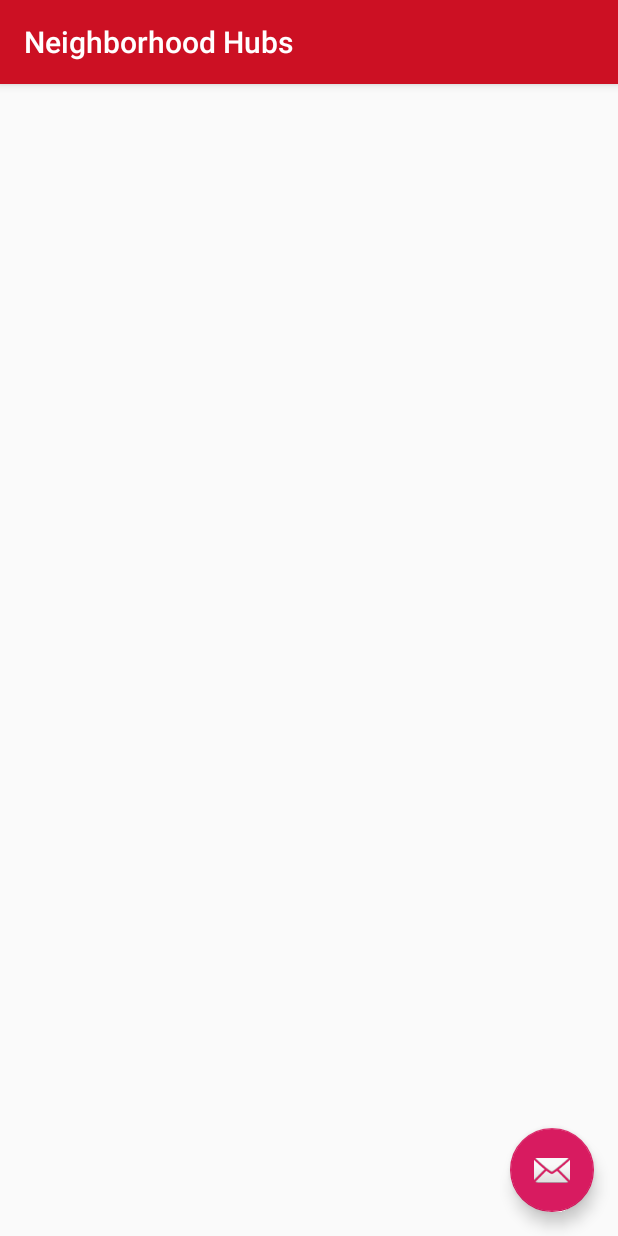
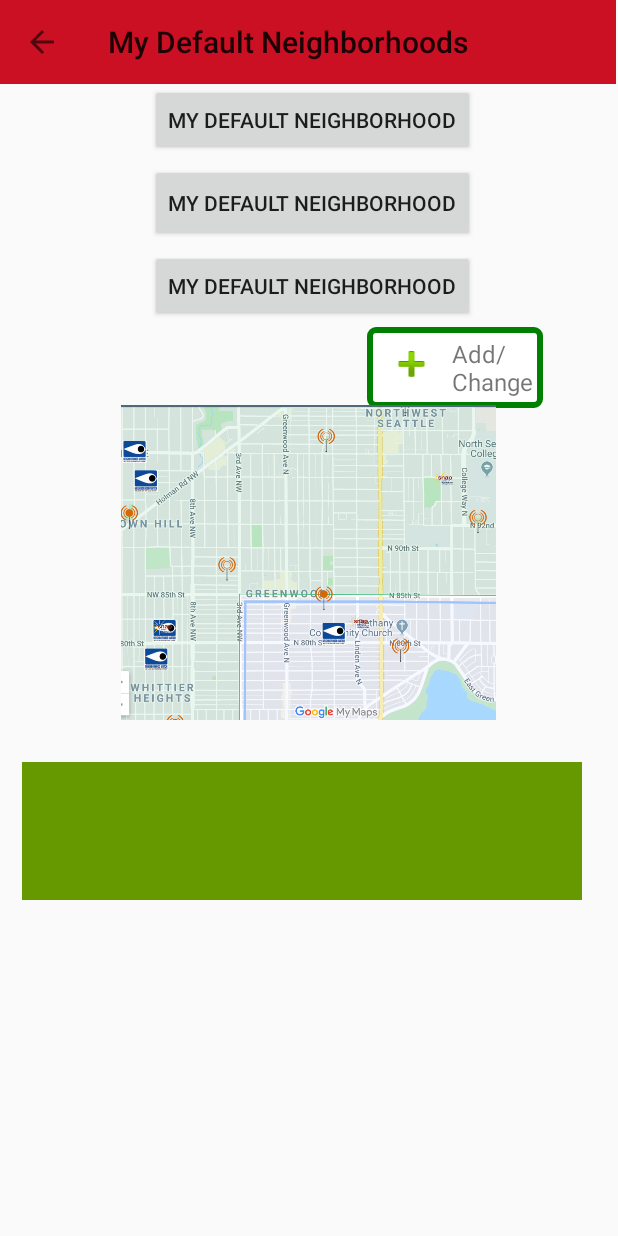
Before and after one commit to jerwest/AD430-Seattle-Emergency-Hubs, an Android app: the screen it shows after launch (NHUBSActivity before the commit, SelectedNeighborhoods after it), after a tap on an icon or button, on a phone screen of 412 x 824 dp. Run offline under Robolectric (Android 15) with nearby library versions, the phone set to English and light mode, and no system bars; our stand-ins replace Picasso.

Commit message:
added scrollview, listview below the map, listview, individual-listview item, array adapter start

```diff
--- a/app/build.gradle
+++ b/app/build.gradle
@@ -23,7 +23,9 @@ dependencies {
     implementation 'com.android.support:appcompat-v7:28.0.0'
     implementation 'com.android.support:design:28.0.0'
     implementation 'com.android.support.constraint:constraint-layout:1.1.3'
+    implementation 'com.squareup.picasso:picasso:2.71828'
     testImplementation 'junit:junit:4.12'
     androidTestImplementation 'com.android.support.test:runner:1.0.2'
     androidTestImplementation 'com.android.support.test.espresso:espresso-core:3.0.2'
+
 }
--- a/app/src/main/AndroidManifest.xml
+++ b/app/src/main/AndroidManifest.xml
@@ -14,6 +14,10 @@
             android:label="@string/title_activity_nhubs"
             android:theme="@style/AppTheme.NoActionBar"></activity>
         <activity
+            android:name=".SelectedNeighborhoods"
+            android:label="@string/title_activity_nhubs"
+            android:theme="@style/AppTheme.NoActionBar"></activity>
+        <activity
             android:name=".MainActivity"
             android:label="@string/app_name"
             android:theme="@style/AppTheme.NoActionBar">
--- /dev/null
+++ b/app/src/main/java/com/cap/seattleemergencyhubs/HubsListAdapter.java
@@ -0,0 +1,74 @@
+package com.cap.seattleemergencyhubs;
+
+import android.content.Context;
+import android.net.Uri;
+import android.view.LayoutInflater;
+import android.view.Menu;
+import android.view.MenuInflater;
+import android.view.View;
+import android.view.ViewGroup;
+import android.widget.ArrayAdapter;
+import android.widget.ImageView;
+import android.widget.LinearLayout;
+import android.widget.TextView;
+
+import com.squareup.picasso.Picasso;
+
+import java.util.ArrayList;
+
+public class HubsListAdapter extends ArrayAdapter<Hub> {
+
+    ArrayList<Hub> hubs = new ArrayList<>();
+
+    public HubsListAdapter(Context context, ArrayList<Hub> hubs) {
+        super(context, 0, hubs);
+    }
+
+
+    @Override
+    public View getView(int position, View convertView, ViewGroup parent) {
+       // Get the data item for this position
+       Hub hub = getItem(position);
+       // Check if an existing view is being reused, otherwise inflate the view
+       if (convertView == null) {
+          convertView = LayoutInflater.from(getContext()).inflate(R.layout.hub_row_item_view, parent, false);
+       }
+       // Lookup view for data population
+       TextView hubName = (TextView) convertView.findViewById(R.id.patchName);
+       TextView hubAdress = (TextView) convertView.findViewById(R.id.patchAdress);
+       // Populate the data into the template view using the data object
+        hubName.setText(hub.getHubName());
+        hubAdress.setText(hub.getApproxAdress());
+       // Return the completed view to render on screen
+       return convertView;
+   }
+
+
+
+
+/*
+    @Override
+    public View getView(int position, View convertView, ViewGroup parent) {
+        if (convertView == null) {
+            convertView = LayoutInflater.from(getContext()).inflate(R.layout.movie_list_row_item, parent, false);
+        }
+        //ImageView imageView = findViewById(R.id.movieImage);
+        //String url = "movies"
+
+        String[] movie = getItem(position);
+        TextView movieTitle = (TextView) convertView.findViewById(R.id.movieTitle);
+        movieTitle.setText(movie[0]);
+
+        TextView movieYear = (TextView) convertView.findViewById(R.id.movieYear);
+        movieYear.setText(movie[1]);
+
+        ImageView movieImage = convertView.findViewById(R.id.movieImage);
+        String url = (movie[3]);
+
+        Picasso.get().load(url).into(movieImage);
+
+        return convertView;
+    }
+
+*/
+}
--- a/app/src/main/java/com/cap/seattleemergencyhubs/MainActivity.java
+++ b/app/src/main/java/com/cap/seattleemergencyhubs/MainActivity.java
@@ -36,7 +36,7 @@ public class MainActivity extends AppCompatActivity
         mButton.setOnClickListener(new View.OnClickListener() {
             @Override
             public void onClick(View view) {
-                startActivity(new Intent(MainActivity.this, NHUBSActivity.class));
+                startActivity(new Intent(MainActivity.this, SelectedNeighborhoods.class));
             }
         });
 
@@ -63,6 +63,7 @@ public class MainActivity extends AppCompatActivity
             drawer.closeDrawer(GravityCompat.START);
         } else {
             super.onBackPressed();
+
         }
     }
 
@@ -99,6 +100,8 @@ public class MainActivity extends AppCompatActivity
         } else if (id == R.id.nav_about) {
 
         } else if (id == R.id.nav_neighborhood) {
+            Intent defaultNeighborhoods = new Intent(this, SelectedNeighborhoods.class);
+            startActivity(defaultNeighborhoods);
 
         } else if (id == R.id.nav_resources) {
 
--- /dev/null
+++ b/app/src/main/java/com/cap/seattleemergencyhubs/SelectedNeighborhoods.java
@@ -0,0 +1,63 @@
+package com.cap.seattleemergencyhubs;
+import android.support.v7.app.ActionBar;
+
+import android.content.Intent;
+
+import android.support.v7.app.AppCompatActivity;
+import android.os.Bundle;
+import android.support.v7.widget.Toolbar;
+import android.util.Log;
+import android.view.Menu;
+import android.view.MenuInflater;
+import android.view.View;
+import android.widget.AdapterView;
+import android.widget.ArrayAdapter;
+import android.widget.Button;
+import android.widget.FrameLayout;
+import android.widget.ImageView;
+import android.widget.ListView;
+
+import java.util.ArrayList;
+
+public class SelectedNeighborhoods extends AppCompatActivity {
+
+    ArrayList<Hub> hubs = new ArrayList<>(); // empty at the time
+
+    private static final String TAG = "Neighborhoods Activity";
+
+
+    @Override
+    protected void onCreate(Bundle savedInstanceState) {
+
+        // first part - map and neightborhood names
+        super.onCreate(savedInstanceState);
+        setContentView(R.layout.individual_neighborhood_activity);
+
+        Log.i(TAG, "started onCreate");
+
+        ImageView imageView = findViewById(R.id.neighborhood_map);
+
+        Button firstNeighborhood = (Button) findViewById(R.id.first_neighborhood);
+        Button secondNeighborhood = (Button) findViewById(R.id.second_neighborhood);
+        Button thirdNeighborhood = (Button) findViewById(R.id.third_neighborhood);
+
+        FrameLayout editButton = (FrameLayout) findViewById(R.id.Add_edit_button);
+
+        ImageView map = findViewById(R.id.neighborhood_map);
+
+        // second part - a list view of hubs
+        HubsListAdapter adapter = new HubsListAdapter(this, hubs);
+
+        /*
+        final ListView listView = (ListView) findViewById(R.id.movielist);
+        listView.setAdapter(adapter);
+*/
+
+        Toolbar toolbar = findViewById(R.id.toolbar);
+        setSupportActionBar(toolbar);
+        getSupportActionBar().setTitle("My Default Neighborhoods");
+
+        ActionBar ab = getSupportActionBar();
+        ab.setDisplayHomeAsUpEnabled(true);
+    }
+}
--- /dev/null
+++ b/app/src/main/res/layout/hubs_list.xml
@@ -0,0 +1,22 @@
+<?xml version="1.0" encoding="utf-8"?>
+<LinearLayout
+    xmlns:android="http://schemas.android.com/apk/res/android"
+    xmlns:app="http://schemas.android.com/apk/res-auto"
+    android:layout_width="wrap_content"
+    android:layout_marginLeft="26dp"
+    android:layout_marginTop="5dp"
+    android:layout_marginRight="26dp"
+    android:layout_height="300dp"
+    android:background="@android:color/holo_green_dark"
+    android:orientation="vertical">
+
+
+    <ListView
+        android:id="@+id/hubs_list"
+        android:layout_marginLeft="26dp"
+        android:layout_marginTop="5dp"
+        android:layout_marginRight="26dp"
+        android:layout_width="wrap_content"
+        android:layout_height="match_parent"></ListView>
+
+</LinearLayout>
--- a/app/src/main/res/layout/individual_neighborhood_activity.xml
+++ b/app/src/main/res/layout/individual_neighborhood_activity.xml
@@ -1,20 +1,27 @@
 <?xml version="1.0" encoding="utf-8"?>
-<android.support.constraint.ConstraintLayout xmlns:tools="http://schemas.android.com/tools"
-    xmlns:android="http://schemas.android.com/apk/res/android"
+<ScrollView xmlns:android="http://schemas.android.com/apk/res/android"
+    xmlns:app="http://schemas.android.com/apk/res-auto"
+    xmlns:tools="http://schemas.android.com/tools"
+    android:id="@+id/ScrollView01"
+    android:layout_width="fill_parent"
+    android:layout_height="fill_parent" >
+
+<android.support.constraint.ConstraintLayout
     android:layout_width="match_parent"
     android:layout_height="match_parent"
-    xmlns:app="http://schemas.android.com/apk/res-auto"
     tools:context="com.cap.seattleemergencyhubs.NHUBSActivity">
 
 
     <Button
         android:id="@+id/first_neighborhood"
-        android:layout_width="344dp"
-        android:layout_height="52dp"
-        android:layout_marginStart="16dp"
-        android:layout_marginLeft="16dp"
-        android:layout_marginEnd="16dp"
-        android:layout_marginRight="16dp"
+        android:layout_width="wrap_content"
+        android:layout_height="wrap_content"
+
+        android:layout_marginStart="5dp"
+        android:layout_marginLeft="5dp"
+        android:layout_marginRight="5dp"
+        android:layout_marginEnd="1dp"
+
         android:text="My Default Neighborhood"
         app:layout_constraintEnd_toEndOf="parent"
         app:layout_constraintStart_toStartOf="parent"
@@ -22,13 +29,15 @@
 
     <Button
         android:id="@+id/second_neighborhood"
-        android:layout_width="337dp"
-        android:layout_height="57dp"
-        android:layout_marginStart="16dp"
-        android:layout_marginLeft="16dp"
-        android:layout_marginTop="16dp"
-        android:layout_marginEnd="16dp"
-        android:layout_marginRight="16dp"
+        android:layout_width="wrap_content"
+        android:layout_height="52dp"
+
+        android:layout_marginStart="5dp"
+        android:layout_marginLeft="5dp"
+        android:layout_marginRight="5dp"
+        android:layout_marginTop="5dp"
+        android:layout_marginEnd="1dp"
+
         android:text="My Default Neighborhood"
         app:layout_constraintEnd_toEndOf="parent"
         app:layout_constraintStart_toStartOf="parent"
@@ -36,38 +45,45 @@
 
     <Button
         android:id="@+id/third_neighborhood"
-        android:layout_width="337dp"
-        android:layout_height="57dp"
-        android:layout_marginStart="16dp"
-        android:layout_marginLeft="16dp"
-        android:layout_marginTop="16dp"
-        android:layout_marginEnd="16dp"
-        android:layout_marginRight="16dp"
+        android:layout_width="wrap_content"
+        android:layout_height="wrap_content"
+
+        android:layout_marginStart="5dp"
+        android:layout_marginLeft="5dp"
+        android:layout_marginTop="5dp"
+        android:layout_marginEnd="1dp"
+        android:layout_marginRight="5dp"
+
         android:text="My Default Neighborhood"
         app:layout_constraintEnd_toEndOf="parent"
         app:layout_constraintStart_toStartOf="parent"
         app:layout_constraintTop_toBottomOf="@+id/second_neighborhood" />
 
     <FrameLayout
+        android:id="@+id/Add_edit_button"
         android:layout_width="wrap_content"
         android:layout_height="wrap_content"
-        android:layout_marginStart="296dp"
-        android:layout_marginLeft="296dp"
+        android:layout_marginStart="50dp"
+        android:layout_marginLeft="50dp"
         android:layout_marginTop="4dp"
-        android:layout_marginEnd="26dp"
-        android:layout_marginRight="26dp"
+        android:layout_marginEnd="50dp"
+        android:layout_marginRight="50dp"
+        android:layout_marginBottom="8dp"
         android:background="@layout/button_border"
         android:clickable="true"
         android:focusable="true"
+        app:layout_constraintBottom_toTopOf="@+id/neighborhood_map"
         app:layout_constraintEnd_toEndOf="parent"
-        app:layout_constraintHorizontal_bias="0.0"
+        app:layout_constraintHorizontal_bias="1.0"
         app:layout_constraintStart_toStartOf="parent"
-        app:layout_constraintTop_toBottomOf="@+id/third_neighborhood">
+        app:layout_constraintTop_toBottomOf="@+id/third_neighborhood"
+        app:layout_constraintVertical_bias="0.023">
 
         <ImageView
-            android:layout_width="50dp"
-            android:layout_height="50dp"
+            android:layout_width="46dp"
+            android:layout_height="wrap_content"
             android:layout_gravity="left"
+            android:layout_marginVertical="2dp"
 
             android:src="@android:drawable/ic_input_add" />
 
@@ -82,17 +98,20 @@
     </FrameLayout>
 
     <ImageView
-        android:id="@+id/greedwood_map"
-        android:layout_width="354dp"
-        android:layout_height="316dp"
-        android:layout_marginStart="16dp"
-        android:layout_marginLeft="16dp"
-        android:layout_marginTop="68dp"
-        android:layout_marginEnd="16dp"
-        android:layout_marginRight="16dp"
+        android:id="@+id/neighborhood_map"
+        android:layout_width="250dp"
+        android:layout_height="250dp"
+
+        android:layout_marginStart="10dp"
+        android:layout_marginLeft="20dp"
+        android:layout_marginTop="35dp"
+        android:layout_marginEnd="20dp"
+        android:layout_marginRight="20dp"
+        android:adjustViewBounds="true"
+        android:scaleType="fitCenter"
         android:src="@drawable/greenwood"
         app:layout_constraintEnd_toEndOf="parent"
-        app:layout_constraintHorizontal_bias="0.48"
+        app:layout_constraintHorizontal_bias="0.534"
         app:layout_constraintStart_toStartOf="parent"
         app:layout_constraintTop_toBottomOf="@+id/third_neighborhood" />
 
@@ -110,5 +129,22 @@
 
         app:popupTheme="@style/AppTheme.PopupOverlay" />
 
+    <include
+        layout="@layout/hubs_list"
+        android:layout_width="373dp"
+        android:layout_height="92dp"
+
+        android:layout_marginStart="16dp"
+
+        android:layout_marginLeft="26dp"
+        android:layout_marginTop="8dp"
+        android:layout_marginEnd="26dp"
+        android:layout_marginRight="26dp"
+        app:layout_constraintEnd_toEndOf="parent"
+        app:layout_constraintStart_toStartOf="parent"
+        app:layout_constraintTop_toBottomOf="@+id/neighborhood_map" />
+
 
 </android.support.constraint.ConstraintLayout>
+
+</ScrollView>
--- a/build.gradle
+++ b/build.gradle
@@ -8,6 +8,7 @@ buildscript {
     }
     dependencies {
         classpath 'com.android.tools.build:gradle:3.4.1'
+        //implementation 'com.squareup.picasso:picasso:2.71828'
 
         // NOTE: Do not place your application dependencies here; they belong
         // in the individual module build.gradle files
```
Also changed, not shown: app/src/main/res/drawable/greenwood__1_.xml (added, +65 -0 lines), app/src/main/res/layout/hub_row_item_view.xml (added, +40 -0 lines).
